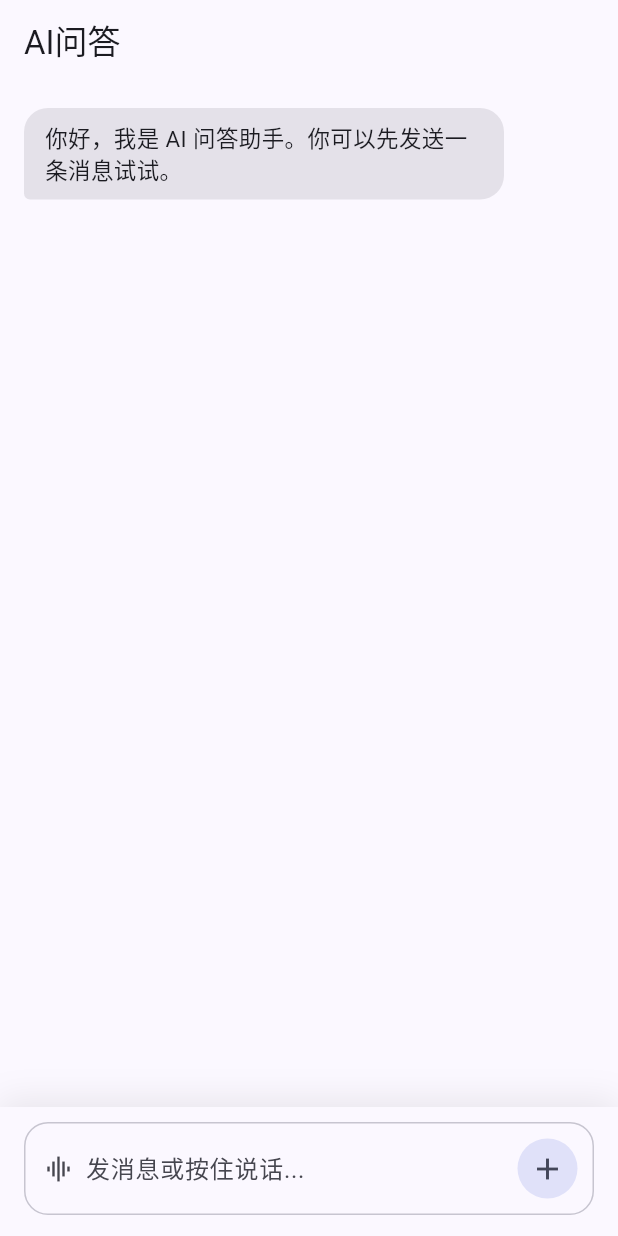
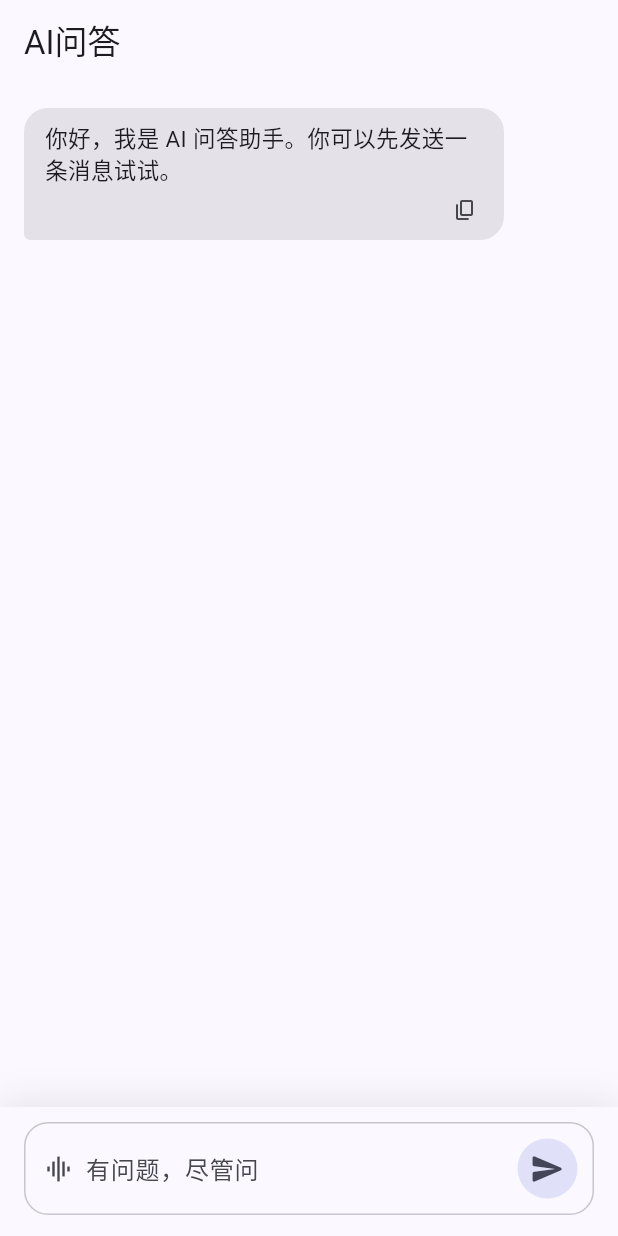
Before and after one commit to soulkuki/chatroom-app-demo, a Flutter app: the screen it shows after launch, on a phone screen of 412 x 824 dp. Run offline on Flutter 3.47's test engine with Material 3 defaults, Android fonts, the phone set to English and light mode, and no system bars.

Commit message:
feat: 添加答案复制功能和文本选择支持

```diff
--- a/lib/features/chat/chat_page.dart
+++ b/lib/features/chat/chat_page.dart
@@ -1,4 +1,5 @@
 import 'package:flutter/material.dart';
+import 'package:flutter/services.dart';
 
 import 'chat_api.dart';
 import 'chat_message.dart';
@@ -252,23 +253,70 @@ class _MessageBubble extends StatelessWidget {
       bottomLeft: Radius.circular(message.isUser ? 16 : 4),
       bottomRight: Radius.circular(message.isUser ? 4 : 16),
     );
-
-    return Align(
-      alignment: alignment,
-      child: Container(
+    final bubble = Container(
       constraints: const BoxConstraints(maxWidth: 320),
       margin: const EdgeInsets.only(bottom: 12),
       padding: const EdgeInsets.symmetric(horizontal: 14, vertical: 10),
-        decoration: BoxDecoration(
-          color: bubbleColor,
-          borderRadius: borderRadius,
-        ),
-        child: _BubbleContent(
+      decoration: BoxDecoration(color: bubbleColor, borderRadius: borderRadius),
+      child: Column(
+        crossAxisAlignment: CrossAxisAlignment.start,
+        mainAxisSize: MainAxisSize.min,
+        children: [
+          _BubbleContent(
             message: message,
             isStreaming: isStreaming,
             showReasoning: showReasoning,
             textColor: textColor,
           ),
+          if (!message.isUser && message.content.trim().isNotEmpty) ...[
+            const SizedBox(height: 6),
+            _CopyAnswerButton(message: message),
+          ],
+        ],
+      ),
+    );
+    return Align(alignment: alignment, child: bubble);
+  }
+}
+
+class _CopyAnswerButton extends StatelessWidget {
+  const _CopyAnswerButton({required this.message});
+
+  final ChatMessage message;
+
+  Future<void> _copyAnswer(BuildContext context) async {
+    final answer = message.content.trim();
+    if (answer.isEmpty) {
+      return;
+    }
+
+    await Clipboard.setData(ClipboardData(text: answer));
+    if (!context.mounted) {
+      return;
+    }
+
+    ScaffoldMessenger.of(context)
+      ..hideCurrentSnackBar()
+      ..showSnackBar(const SnackBar(content: Text('已复制回答')));
+  }
+
+  @override
+  Widget build(BuildContext context) {
+    final colorScheme = Theme.of(context).colorScheme;
+
+    return Align(
+      alignment: Alignment.centerRight,
+      child: IconButton(
+        tooltip: '复制回答',
+        visualDensity: VisualDensity.compact,
+        style: IconButton.styleFrom(
+          tapTargetSize: MaterialTapTargetSize.shrinkWrap,
+          foregroundColor: colorScheme.onSurfaceVariant,
+          minimumSize: const Size(28, 28),
+          padding: const EdgeInsets.all(4),
+        ),
+        onPressed: () => _copyAnswer(context),
+        icon: const Icon(Icons.copy_rounded, size: 16),
       ),
     );
   }
@@ -307,12 +355,14 @@ class _BubbleContent extends StatelessWidget {
           _ReasoningPanel(reasoningContent: message.reasoningContent),
           const SizedBox(height: 8),
         ],
+        if (hasContent)
+          SelectableText(
+            message.content,
+            style: TextStyle(color: textColor, fontSize: 15, height: 1.35),
+          )
+        else
           Text(
-          hasContent
-              ? message.content
-              : isStreaming && hasReasoning
-              ? '正在组织回答...'
-              : 'AI 正在回复...',
+            isStreaming && hasReasoning ? '正在组织回答...' : 'AI 正在回复...',
             style: TextStyle(color: textColor, fontSize: 15, height: 1.35),
           ),
       ],
@@ -581,7 +631,7 @@ class _InputField extends StatelessWidget {
               maxLines: 4,
               textInputAction: TextInputAction.send,
               decoration: const InputDecoration(
-                hintText: '发消息或按住说话...',
+                hintText: '有问题，尽管问',
                 border: InputBorder.none,
                 isDense: true,
               ),
@@ -598,7 +648,7 @@ class _InputField extends StatelessWidget {
                     height: 18,
                     child: CircularProgressIndicator(strokeWidth: 2),
                   )
-                : const Icon(Icons.add),
+                : const Icon(Icons.send_rounded),
           ),
         ],
       ),
```
Also changed, not shown: 1 other file. Lines whose indentation alone changed are shown as unchanged.
